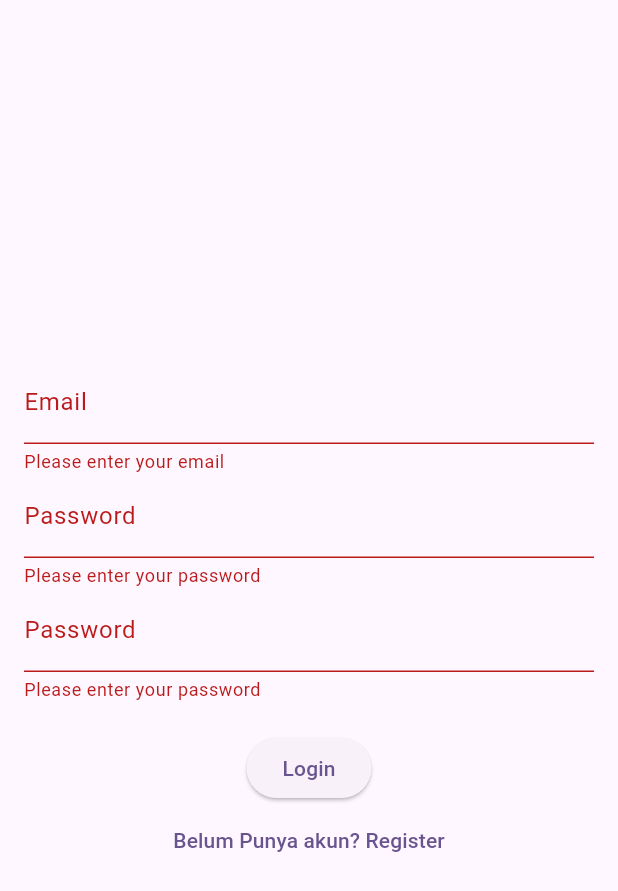
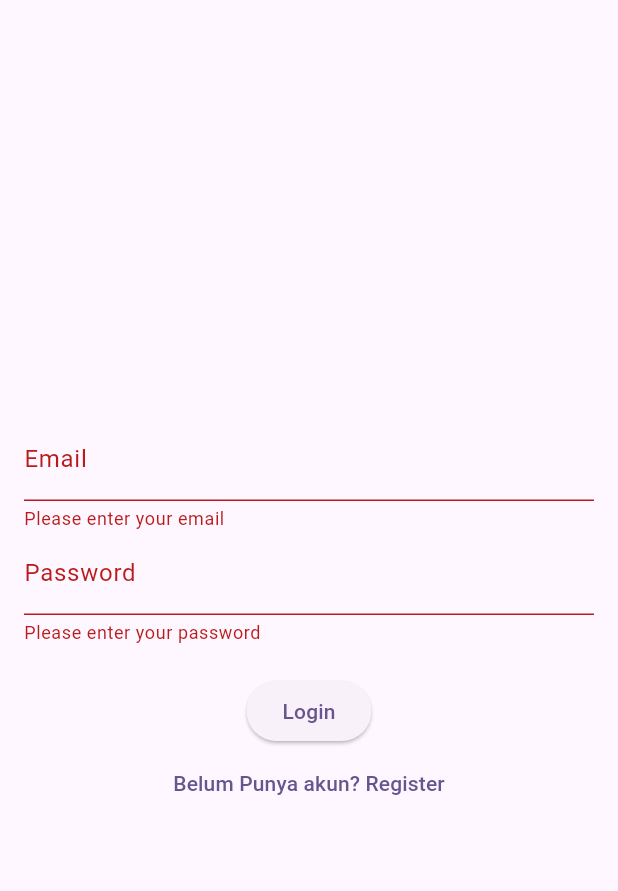
Before and after one commit to khaiqalsatrio/115_act4, a Flutter app: the screen it shows after launch, after a tap on "Login", on a phone screen of 412 x 824 dp. Shown: the top 891 px of the screen. Run offline on Flutter 3.47's test engine with Material 3 defaults, Android fonts, the phone set to English and light mode, and no system bars.

Commit message:
memperbaiki login page

```diff
--- a/lib/presentation/login_page.dart
+++ b/lib/presentation/login_page.dart
@@ -50,17 +50,6 @@ class _LoginPageState extends State<LoginPage> {
                   return null;
                 },
               ),
-              TextFormField(
-                controller: passwordController,
-                decoration: const InputDecoration(labelText: 'Password'),
-                obscureText: true,
-                validator: (value) {
-                  if (value == null || value.isEmpty) {
-                    return 'Please enter your password';
-                  }
-                  return null;
-                },
-              ),
               const SizedBox(height: 20),
               ElevatedButton(
                 onPressed: () {
```
